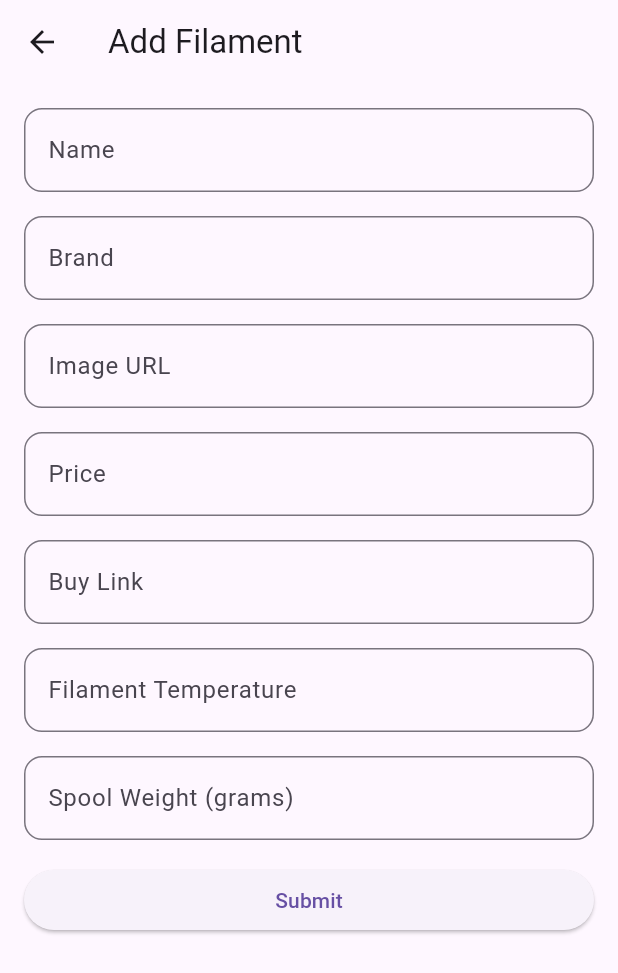
After one commit to madisonewebb/CINS-467-FA-2024, a Flutter app: the AddFilamentScreen screen opened directly, on a phone screen of 412 x 824 dp. The commit adds this screen. Shown: the top 973 px of the screen. Run offline on Flutter 3.47's test engine with Material 3 defaults, Android fonts, the phone set to English and light mode, and no system bars; our stand-ins replace cloud_firestore, firebase_auth, firebase_core, firebase_storage, google_sign_in, image_picker; accounts and stored records are empty.

```diff
--- /dev/null
+++ b/spoolscout/lib/screens/add_filament_screen.dart
@@ -0,0 +1,100 @@
+import 'package:flutter/material.dart';
+
+class AddFilamentScreen extends StatelessWidget {
+  final TextEditingController nameController = TextEditingController();
+  final TextEditingController brandController = TextEditingController();
+  final TextEditingController imageUrlController = TextEditingController();
+  final TextEditingController priceController = TextEditingController();
+  final TextEditingController linkController = TextEditingController();
+  final TextEditingController temperatureController = TextEditingController();
+  final TextEditingController weightController = TextEditingController();
+
+  @override
+  Widget build(BuildContext context) {
+    return Scaffold(
+      appBar: AppBar(
+        title: Text('Add Filament'),
+      ),
+      body: Padding(
+        padding: const EdgeInsets.all(16.0),
+        child: SingleChildScrollView(
+          child: Column(
+            crossAxisAlignment: CrossAxisAlignment.stretch,
+            children: [
+              TextField(
+                controller: nameController,
+                decoration: InputDecoration(
+                  labelText: 'Name',
+                  border: OutlineInputBorder(borderRadius: BorderRadius.circular(12)),
+                ),
+              ),
+              SizedBox(height: 16),
+              TextField(
+                controller: brandController,
+                decoration: InputDecoration(
+                  labelText: 'Brand',
+                  border: OutlineInputBorder(borderRadius: BorderRadius.circular(12)),
+                ),
+              ),
+              SizedBox(height: 16),
+              TextField(
+                controller: imageUrlController,
+                decoration: InputDecoration(
+                  labelText: 'Image URL',
+                  border: OutlineInputBorder(borderRadius: BorderRadius.circular(12)),
+                ),
+              ),
+              SizedBox(height: 16),
+              TextField(
+                controller: priceController,
+                decoration: InputDecoration(
+                  labelText: 'Price',
+                  border: OutlineInputBorder(borderRadius: BorderRadius.circular(12)),
+                ),
+              ),
+              SizedBox(height: 16),
+              TextField(
+                controller: linkController,
+                decoration: InputDecoration(
+                  labelText: 'Buy Link',
+                  border: OutlineInputBorder(borderRadius: BorderRadius.circular(12)),
+                ),
+              ),
+              SizedBox(height: 16),
+              TextField(
+                controller: temperatureController,
+                decoration: InputDecoration(
+                  labelText: 'Filament Temperature',
+                  border: OutlineInputBorder(borderRadius: BorderRadius.circular(12)),
+                ),
+                keyboardType: TextInputType.number,
+              ),
+              SizedBox(height: 16),
+              TextField(
+                controller: weightController,
+                decoration: InputDecoration(
+                  labelText: 'Spool Weight (grams)',
+                  border: OutlineInputBorder(borderRadius: BorderRadius.circular(12)),
+                ),
+                keyboardType: TextInputType.number,
+              ),
+              SizedBox(height: 16),
+              ElevatedButton(
+                onPressed: () {
+                  // Submit the filament data to your database or API
+                  print('Filament Name: ${nameController.text}');
+                  print('Filament Brand: ${brandController.text}');
+                  // Add logic to save the data here
+                  ScaffoldMessenger.of(context).showSnackBar(
+                    SnackBar(content: Text('Filament submitted for review!')),
+                  );
+                },
+                child: Text('Submit'),
+              ),
+            ],
+          ),
+        ),
+      ),
+    );
+  }
+}
--- a/spoolscout/pubspec.yaml
+++ b/spoolscout/pubspec.yaml
@@ -37,6 +37,7 @@ dependencies:
   provider: ^6.1.2
   image_picker: ^1.1.2
   google_sign_in: ^5.4.2
+  url_launcher: ^6.1.10
 
   # The following adds the Cupertino Icons font to your application.
   # Use with the CupertinoIcons class for iOS style icons.
```
Also changed, not shown: spoolscout/lib/screens/filament_detail_screen.dart (+29 -215 lines), spoolscout/lib/screens/login_screen.dart (+11 -0 lines), spoolscout/lib/screens/profile_screen.dart (+11 -0 lines), spoolscout/pubspec.lock, 6 other files.
